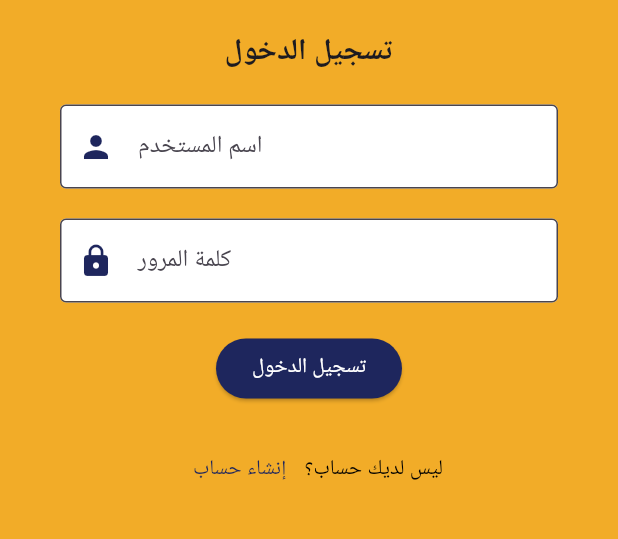
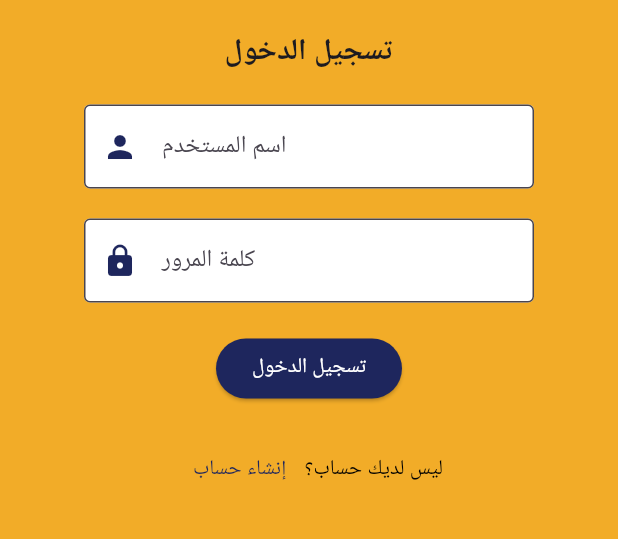
Before and after one commit to mohamadnourpro1/university-courses, a Flutter app: the LevelScreen screen opened by its route, after a tap on the "menu" icon, after a tap on "تسجيل خروج", on a phone screen of 412 x 824 dp, the part 443-982 px from its top. Run offline on Flutter 3.47's test engine with Material 3 defaults, Android fonts, the phone set to English and light mode, and no system bars.

Commit message:
1.0.4 The application design has been improved, the application name and application icon have been changed.

```diff
--- a/lib/src/screens/level-screen/level-screen.dart
+++ b/lib/src/screens/level-screen/level-screen.dart
@@ -10,7 +10,7 @@ class LevelScreen extends StatelessWidget {
   @override
   Widget build(BuildContext context) {
     return Scaffold(
-      appBar: MyAppBar(showBackButton: false),
+      appBar: MyAppBar(),
       body: ScrollViewWidgetCard(),
       endDrawer: MyEndDrawer(),
       bottomNavigationBar: MyBottomNavigationBar(),
--- a/lib/src/widgets/EndDrawerWidget.dart
+++ b/lib/src/widgets/EndDrawerWidget.dart
@@ -23,17 +23,16 @@ class MyEndDrawer extends StatelessWidget {
                 },
               ),
             ),
-            ListTile(
+             ListTile(
               leading:
-                  Icon(Icons.exit_to_app, color: theme.colorScheme.secondary),
-              title: Text('تسجيل خروج', style: theme.textTheme.bodyMedium),
+                  Icon(Icons.brightness_6, color: theme.colorScheme.secondary),
+              title: Text('تغيير الثيم', style: theme.textTheme.bodyMedium),
               onTap: () {
-                Navigator.pushReplacement(
-                  context,
-                  MaterialPageRoute(builder: (context) => LogInScreen()),
-                );
+                Provider.of<ThemeProvider>(context, listen: false)
+                    .switchTheme();
               },
             ),
+
             ListTile(
               leading: Icon(Icons.help, color: theme.colorScheme.secondary),
               title: Text('مساعدة', style: theme.textTheme.bodyMedium),
@@ -53,16 +52,18 @@ class MyEndDrawer extends StatelessWidget {
                   MaterialPageRoute(builder: (context) => AboutScreen()),
                 );
               },
-            ),
-            ListTile(
+            ),ListTile(
               leading:
-                  Icon(Icons.brightness_6, color: theme.colorScheme.secondary),
-              title: Text('تغيير الثيم', style: theme.textTheme.bodyMedium),
+                  Icon(Icons.exit_to_app, color: theme.colorScheme.secondary),
+              title: Text('تسجيل خروج', style: theme.textTheme.bodyMedium),
               onTap: () {
-                Provider.of<ThemeProvider>(context, listen: false)
-                    .switchTheme();
+                Navigator.pushReplacement(
+                  context,
+                  MaterialPageRoute(builder: (context) => LogInScreen()),
+                );
               },
             ),
+
           ],
         ),
       ),
--- a/lib/src/widgets/password_field.dart
+++ b/lib/src/widgets/password_field.dart
@@ -41,7 +41,8 @@ class _PasswordFieldState extends State<PasswordField> {
           color: lightTheme .colorScheme.primary,
         ),
         filled: true,
-        fillColor: Colors.white,
+        fillColor: Colors.white,        constraints: BoxConstraints.tightFor(width: 300),
+
       ),
     );
   }
--- a/lib/src/widgets/username_field.dart
+++ b/lib/src/widgets/username_field.dart
@@ -19,10 +19,11 @@ class UsernameField extends StatelessWidget {
         border: OutlineInputBorder(),
         prefixIcon: Icon(
           Icons.person,
-          color:lightTheme .colorScheme.primary,
+          color: lightTheme.colorScheme.primary,
         ),
         filled: true,
         fillColor: Colors.white,
+        constraints: BoxConstraints.tightFor(width: 300),
       ),
     );
   }
```
Also changed, not shown: lib/src/screens/select -season-screen/widget/card_select_season_widget.dart (+14 -12 lines), 6 other files.
